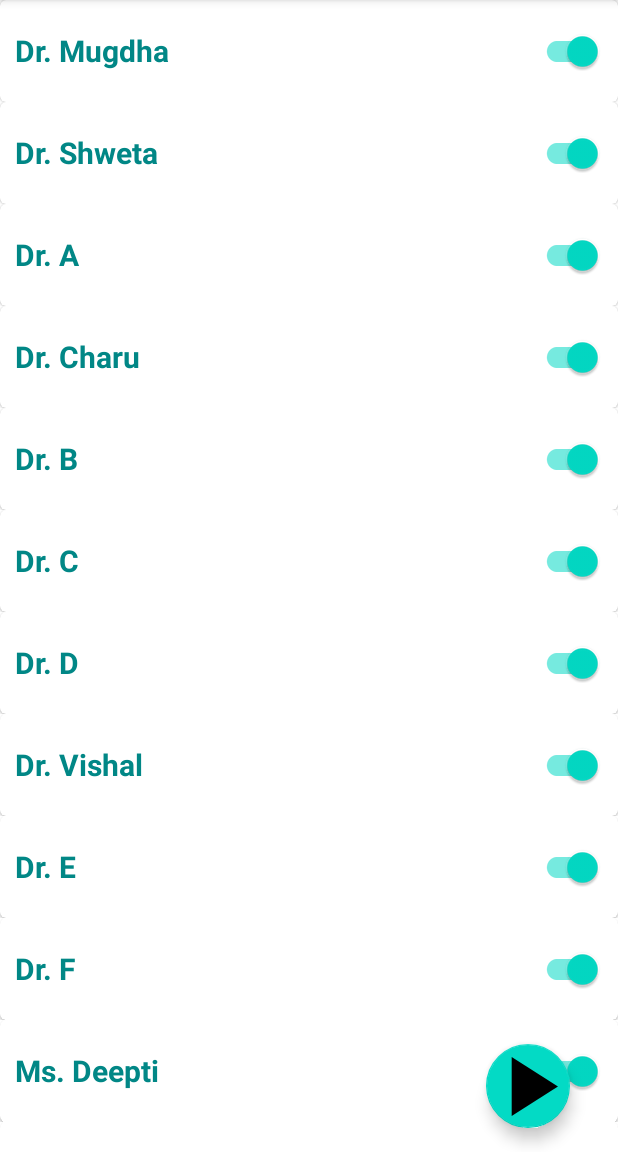
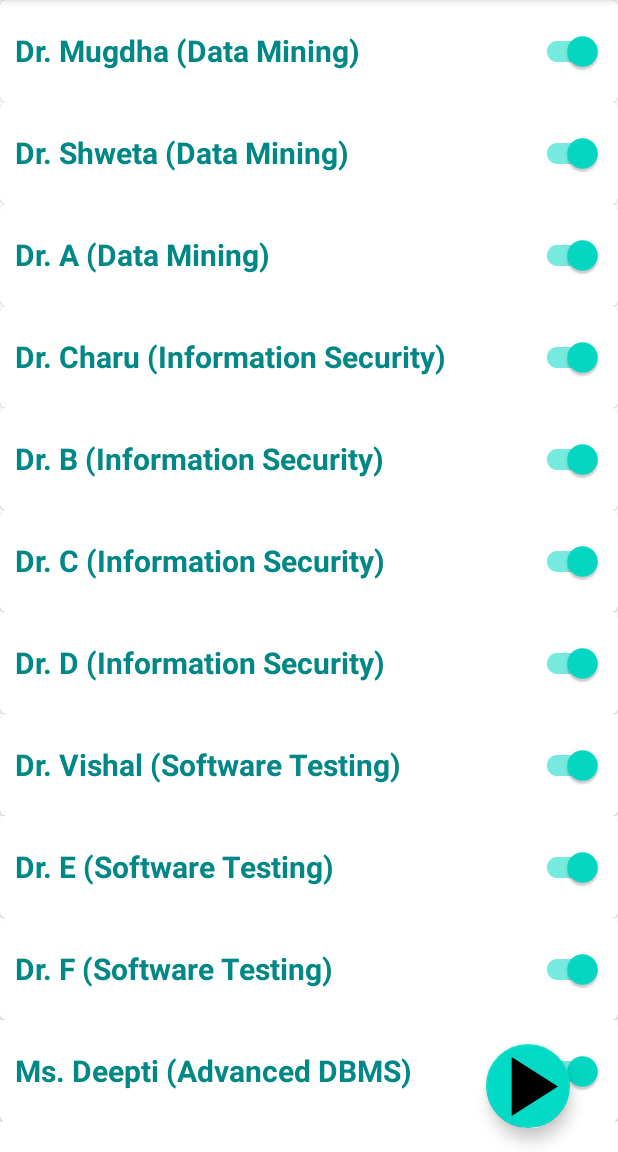
Before and after one commit to Shikharkannojia/TimeTab, an Android app: the screen it shows after launch (Launcher), on a phone screen of 412 x 824 dp, the part 84-1236 px from its top. Run offline under Robolectric (Android 15) with nearby library versions, the phone set to English and light mode, and no system bars; our stand-ins replace Room's generated code.

Commit message:
Added suggestion of teachers on availability feature ~ akshay

```diff
--- a/app/build.gradle
+++ b/app/build.gradle
@@ -45,6 +45,7 @@ dependencies {
 
     // Room components
     implementation "androidx.room:room-ktx:2.5.0"
+    implementation 'androidx.room:room-common:2.4.2'
     kapt "androidx.room:room-compiler:2.5.0"
     androidTestImplementation "androidx.room:room-testing:2.5.0"
 
--- a/app/src/main/java/com/bpitindia/myapplication/Launcher.kt
+++ b/app/src/main/java/com/bpitindia/myapplication/Launcher.kt
@@ -1,12 +1,14 @@
 package com.bpitindia.myapplication
 
+import android.content.Context
 import android.content.Intent
 import androidx.appcompat.app.AppCompatActivity
 import android.os.Bundle
 import androidx.recyclerview.widget.LinearLayoutManager
 import androidx.recyclerview.widget.RecyclerView
 import com.bpitindia.myapplication.data.AllTeachers
-import com.bpitindia.myapplication.entity.Teacher
+import com.bpitindia.myapplication.database.DBOperations
+import com.bpitindia.myapplication.database.TeacherEntity
 import com.bpitindia.myapplication.recyclerview.TeacherAvailabilityAdapter
 import com.google.android.material.floatingactionbutton.FloatingActionButton
 
@@ -28,6 +30,22 @@ class Launcher : AppCompatActivity() {
 
 
         val list = AllTeachers().loadTeachers()
+
+        for(i in list.indices){
+            val id = list[i].id
+            val name = list[i].name
+            val subject = list[i].subject
+            val isAvailable = list[i].isAvailable
+
+            val teacherEntity = TeacherEntity(id, name, subject, isAvailable)
+            val async = DBOperations.DBAsyncTask1(
+                this,
+                teacherEntity,
+                1
+            ).execute()
+        }
+
+
 //
 //        val p1 = Teacher("Dr. Mugdha", "Data Mining", false)
 //        val p2 = Teacher("Dr. Charu", "IS Lab (G1)", false)
--- a/app/src/main/java/com/bpitindia/myapplication/TimeTable.kt
+++ b/app/src/main/java/com/bpitindia/myapplication/TimeTable.kt
@@ -33,6 +33,11 @@ class TimeTable : AppCompatActivity() {
             wednesday.setTextColor(Color.parseColor("#009688"))
             thursday.setTextColor(Color.parseColor("#009688"))
             friday.setTextColor(Color.parseColor("#009688"))
+
+
+            //put a switch statement here to open the fragment of the day it is today in place
+            //of line 42, 43
+
 
             supportFragmentManager.beginTransaction()
                 .replace(R.id.frame, Monday()).commit()
--- a/app/src/main/java/com/bpitindia/myapplication/data/AllTeachers.kt
+++ b/app/src/main/java/com/bpitindia/myapplication/data/AllTeachers.kt
@@ -1,37 +1,37 @@
 package com.bpitindia.myapplication.data
 
-import com.bpitindia.myapplication.entity.Teacher
+import com.bpitindia.myapplication.database.TeacherEntity
 
 class AllTeachers {
 
-    fun loadTeachers() : List<Teacher> {
+    fun loadTeachers() : List<TeacherEntity> {
         return listOf(
             //Data Mining
-            Teacher("Dr. Mugdha", "Data Mining", true),
-            Teacher("Dr. Shweta", "Data Mining", true),
-            Teacher("Dr. A", "Data Mining", true),
+            TeacherEntity("1A","Dr. Mugdha", "Data Mining", true),
+            TeacherEntity("1B", "Dr. Shweta", "Data Mining", true),
+            TeacherEntity("1C", "Dr. A", "Data Mining", true),
 
             //Information Security
-            Teacher("Dr. Charu", "Information Security", true),
-            Teacher("Dr. B", "Information Security", true),
-            Teacher("Dr. C", "Information Security", true),
-            Teacher("Dr. D", "Information Security", true),
+            TeacherEntity("2A", "Dr. Charu", "Information Security", true),
+            TeacherEntity("2B", "Dr. B", "Information Security", true),
+            TeacherEntity("2C", "Dr. C", "Information Security", true),
+            TeacherEntity("2D", "Dr. D", "Information Security", true),
 
             //Software Testing
-            Teacher("Dr. Vishal", "Software Testing", true),
-            Teacher("Dr. E", "Software Testing", true),
-            Teacher("Dr. F", "Software Testing", true),
+            TeacherEntity("3A", "Dr. Vishal", "Software Testing", true),
+            TeacherEntity("3B", "Dr. E", "Software Testing", true),
+            TeacherEntity("3C", "Dr. F", "Software Testing", true),
 
             //Advanced DBMS
-            Teacher("Ms. Deepti", "Advanced DBMS", true),
-            Teacher("Dr. G", "Advanced DBMS", true),
-            Teacher("Dr. H", "Advanced DBMS", true),
+            TeacherEntity("4A", "Ms. Deepti", "Advanced DBMS", true),
+            TeacherEntity("4B", "Dr. G", "Advanced DBMS", true),
+            TeacherEntity("4C", "Dr. H", "Advanced DBMS", true),
 
             //Wireless Communication
-            Teacher("Dr. Dinesh", "Wireless Communication", true),
-            Teacher("Dr. I", "Wireless Communication", true),
-            Teacher("Dr. J", "Wireless Communication", true),
-            Teacher("Dr. K", "Wireless Communication", true)
+            TeacherEntity("5A", "Dr. Dinesh", "Wireless Communication", true),
+            TeacherEntity("5B", "Dr. I", "Wireless Communication", true),
+            TeacherEntity("5C", "Dr. J", "Wireless Communication", true),
+            TeacherEntity("5D", "Dr. K", "Wireless Communication", true)
 
         )
     }
--- a/app/src/main/java/com/bpitindia/myapplication/database/TeacherEntity.kt
+++ b/app/src/main/java/com/bpitindia/myapplication/database/TeacherEntity.kt
@@ -8,5 +8,5 @@ class TeacherEntity (
     @PrimaryKey val id: String,
     @ColumnInfo(name = "teacher_name") val name: String,
     @ColumnInfo(name = "teacher_subject") val subject: String,
-    @ColumnInfo(name = "teacher_isAvailable") val isAvailable: Boolean
+    @ColumnInfo(name = "teacher_isAvailable") var isAvailable: Boolean
 )
--- a/app/src/main/java/com/bpitindia/myapplication/entity/Teacher.kt
+++ /dev/null
@@ -1,7 +0,0 @@
-package com.bpitindia.myapplication.entity
-
-data class Teacher (
-    var name : String,
-    var subject : String,
-    var isAvailable : Boolean
-    )
--- a/app/src/main/java/com/bpitindia/myapplication/recyclerview/TeacherAvailabilityAdapter.kt
+++ b/app/src/main/java/com/bpitindia/myapplication/recyclerview/TeacherAvailabilityAdapter.kt
@@ -4,14 +4,14 @@ import android.content.Context
 import android.view.LayoutInflater
 import android.view.View
 import android.view.ViewGroup
-import android.widget.Switch
 import android.widget.Toast
 import androidx.recyclerview.widget.RecyclerView
 import com.bpitindia.myapplication.R
-import com.bpitindia.myapplication.entity.Teacher
+import com.bpitindia.myapplication.database.DBOperations
+import com.bpitindia.myapplication.database.TeacherEntity
 import com.google.android.material.switchmaterial.SwitchMaterial
 
-class TeacherAvailabilityAdapter(val context: Context, private val teacherSet : List<Teacher>
+class TeacherAvailabilityAdapter(val context: Context, private val teacherSet : List<TeacherEntity>
 ): RecyclerView.Adapter<TeacherAvailabilityAdapter.TeacherViewHolder>() {
 
 
@@ -27,13 +27,20 @@ class TeacherAvailabilityAdapter(val context: Context, private val teacherSet :
 
     override fun onBindViewHolder(holder: TeacherViewHolder, position: Int) {
         val item = teacherSet[position]
-        holder.availabilitySwitch.text = item.name
+        holder.availabilitySwitch.text = "${item.name} (${item.subject})"
         holder.availabilitySwitch.setOnCheckedChangeListener { _, isChecked ->
             item.isAvailable = isChecked
+
+
+            val teacherEntity = TeacherEntity(item.id, item.name, item.subject, isChecked)
+
+            DBOperations.DBAsyncTask1(context, teacherEntity, 3).execute()
+
+
             if(item.isAvailable)
-                Toast.makeText(context, "${item.name} is available", Toast.LENGTH_SHORT).show()
+                Toast.makeText(context, "${item.name} is now available", Toast.LENGTH_SHORT).show()
             else
-                Toast.makeText(context, "${item.name} is unavailable", Toast.LENGTH_SHORT).show()
+                Toast.makeText(context, "${item.name} is now unavailable", Toast.LENGTH_SHORT).show()
         }
     }
 
```
Also changed, not shown: app/src/main/java/com/bpitindia/myapplication/ActivityLeave.kt (+12 -11 lines), app/src/main/java/com/bpitindia/myapplication/MainActivity.kt (+0 -8 lines), app/src/main/java/com/bpitindia/myapplication/data/TeachersList.kt (+31 -31 lines), app/src/main/java/com/bpitindia/myapplication/database/DBOperations.kt (added, +51 -0 lines), app/src/main/java/com/bpitindia/myapplication/ui/ui/fragments/Monday.kt (+3 -43 lines).
